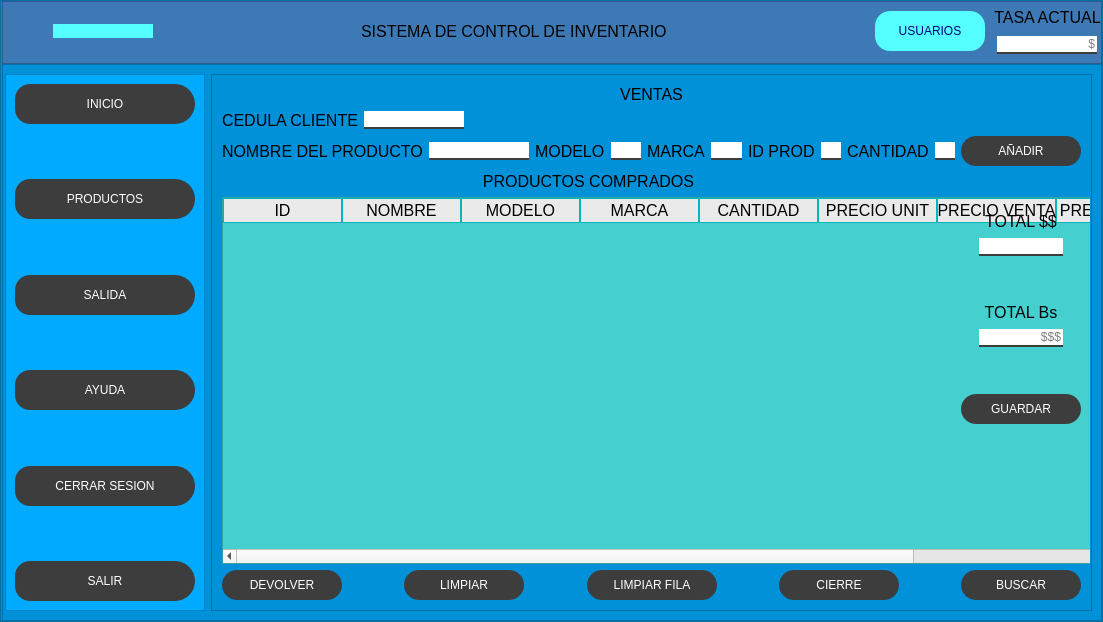
Qt form inventario/qt/invUI.ui (washipash/tesita) before a commit.
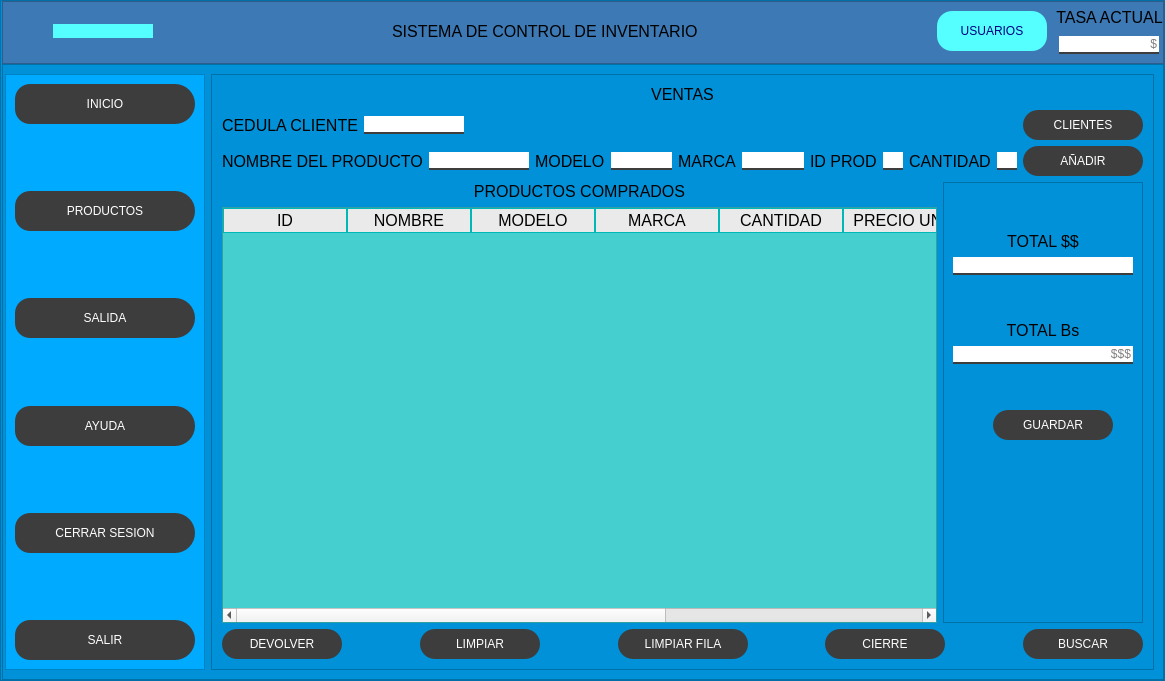
The same form after that commit. The open tabs and pages were chosen to show the change. Icons and pictures are not drawn.

What changed in the file:
```diff
--- a/inventario/qt/invUI.ui
+++ b/inventario/qt/invUI.ui
@@ -6,8 +6,8 @@
    <rect>
     <x>0</x>
     <y>0</y>
-    <width>1103</width>
-    <height>622</height>
+    <width>1165</width>
+    <height>681</height>
    </rect>
   </property>
   <property name="minimumSize">
@@ -301,6 +301,9 @@
             </item>
             <item>
              <widget class="QPushButton" name="user_btn">
+              <property name="enabled">
+               <bool>false</bool>
+              </property>
               <property name="minimumSize">
                <size>
                 <width>110</width>
@@ -1337,7 +1340,7 @@
                 </layout>
                </widget>
                <widget class="QWidget" name="page_ventas">
-                <layout class="QVBoxLayout" name="verticalLayout_6">
+                <layout class="QVBoxLayout" name="verticalLayout_12">
                  <item>
                   <widget class="QLabel" name="label_8">
                    <property name="text">
@@ -1380,6 +1383,19 @@
                      </property>
                     </spacer>
                    </item>
+                   <item>
+                    <widget class="QPushButton" name="clientes_btn">
+                     <property name="minimumSize">
+                      <size>
+                       <width>120</width>
+                       <height>30</height>
+                      </size>
+                     </property>
+                     <property name="text">
+                      <string>CLIENTES</string>
+                     </property>
+                    </widget>
+                   </item>
                   </layout>
                  </item>
                  <item>
@@ -1525,7 +1541,7 @@
                   </layout>
                  </item>
                  <item>
-                  <layout class="QHBoxLayout" name="horizontalLayout_35">
+                  <layout class="QHBoxLayout" name="horizontalLayout_19">
                    <item>
                     <layout class="QVBoxLayout" name="verticalLayout_4">
                      <item>
@@ -1546,18 +1562,6 @@
                          <verstretch>0</verstretch>
                         </sizepolicy>
                        </property>
-                       <property name="minimumSize">
-                        <size>
-                         <width>900</width>
-                         <height>0</height>
-                        </size>
-                       </property>
-                       <property name="maximumSize">
-                        <size>
-                         <width>900</width>
-                         <height>700</height>
-                        </size>
-                       </property>
                        <property name="sizeIncrement">
                         <size>
                          <width>200</width>
@@ -1571,7 +1575,7 @@
                         </size>
                        </property>
                        <attribute name="horizontalHeaderDefaultSectionSize">
-                        <number>119</number>
+                        <number>124</number>
                        </attribute>
                        <attribute name="horizontalHeaderStretchLastSection">
                         <bool>true</bool>
@@ -1664,29 +1668,33 @@
                          </font>
                         </property>
                        </column>
-                       <column>
-                        <property name="text">
-                         <string/>
-                        </property>
-                        <property name="font">
-                         <font>
-                          <weight>50</weight>
-                          <bold>false</bold>
-                         </font>
-                        </property>
-                       </column>
                       </widget>
                      </item>
                     </layout>
                    </item>
                    <item>
-                    <layout class="QHBoxLayout" name="horizontalLayout_34">
-                     <item>
-                      <layout class="QVBoxLayout" name="verticalLayout_27">
-                       <item>
+                    <widget class="QFrame" name="frame_2">
+                     <property name="minimumSize">
+                      <size>
+                       <width>200</width>
+                       <height>0</height>
+                      </size>
+                     </property>
+                     <property name="maximumSize">
+                      <size>
+                       <width>200</width>
+                       <height>16777215</height>
+                      </size>
+                     </property>
+                     <property name="frameShape">
+                      <enum>QFrame::StyledPanel</enum>
+                     </property>
+                     <property name="frameShadow">
+                      <enum>QFrame::Raised</enum>
+                     </property>
                         <layout class="QVBoxLayout" name="verticalLayout_10">
                          <item>
-                          <layout class="QVBoxLayout" name="verticalLayout_7">
+                       <layout class="QVBoxLayout" name="verticalLayout_9">
                            <item>
                             <spacer name="verticalSpacer_19">
                              <property name="orientation">
@@ -1704,6 +1712,8 @@
                             </spacer>
                            </item>
                            <item>
+                         <layout class="QVBoxLayout" name="verticalLayout_6">
+                          <item>
                             <widget class="QLabel" name="label_9">
                              <property name="layoutDirection">
                               <enum>Qt::RightToLeft</enum>
@@ -1717,21 +1727,6 @@
                             </widget>
                            </item>
                            <item>
-                            <layout class="QHBoxLayout" name="horizontalLayout_32">
-                             <item>
-                              <spacer name="horizontalSpacer_17">
-                               <property name="orientation">
-                                <enum>Qt::Horizontal</enum>
-                               </property>
-                               <property name="sizeHint" stdset="0">
-                                <size>
-                                 <width>40</width>
-                                 <height>20</height>
-                                </size>
-                               </property>
-                              </spacer>
-                             </item>
-                             <item>
                               <widget class="QLineEdit" name="total_v_line">
                                <property name="enabled">
                                 <bool>true</bool>
@@ -1741,21 +1736,6 @@
                                </property>
                               </widget>
                              </item>
-                             <item>
-                              <spacer name="horizontalSpacer_16">
-                               <property name="orientation">
-                                <enum>Qt::Horizontal</enum>
-                               </property>
-                               <property name="sizeHint" stdset="0">
-                                <size>
-                                 <width>40</width>
-                                 <height>20</height>
-                                </size>
-                               </property>
-                              </spacer>
-                             </item>
-                            </layout>
-                           </item>
                           </layout>
                          </item>
                          <item>
@@ -1775,7 +1755,7 @@
                           </spacer>
                          </item>
                          <item>
-                          <layout class="QVBoxLayout" name="verticalLayout_9">
+                         <layout class="QVBoxLayout" name="verticalLayout_7">
                            <item>
                             <widget class="QLabel" name="label_13">
                              <property name="layoutDirection">
@@ -1790,21 +1770,6 @@
                             </widget>
                            </item>
                            <item>
-                            <layout class="QHBoxLayout" name="horizontalLayout_33">
-                             <item>
-                              <spacer name="horizontalSpacer_22">
-                               <property name="orientation">
-                                <enum>Qt::Horizontal</enum>
-                               </property>
-                               <property name="sizeHint" stdset="0">
-                                <size>
-                                 <width>40</width>
-                                 <height>20</height>
-                                </size>
-                               </property>
-                              </spacer>
-                             </item>
-                             <item>
                               <widget class="QLineEdit" name="total_bs_line">
                                <property name="enabled">
                                 <bool>true</bool>
@@ -1820,23 +1785,6 @@
                                </property>
                               </widget>
                              </item>
-                             <item>
-                              <spacer name="horizontalSpacer_19">
-                               <property name="orientation">
-                                <enum>Qt::Horizontal</enum>
-                               </property>
-                               <property name="sizeHint" stdset="0">
-                                <size>
-                                 <width>40</width>
-                                 <height>20</height>
-                                </size>
-                               </property>
-                              </spacer>
-                             </item>
-                            </layout>
-                           </item>
-                          </layout>
-                         </item>
                         </layout>
                        </item>
                        <item>
@@ -1856,14 +1804,15 @@
                         </spacer>
                        </item>
                        <item>
-                        <layout class="QVBoxLayout" name="verticalLayout_26">
+                         <layout class="QHBoxLayout" name="horizontalLayout_22">
                          <item>
-                          <layout class="QHBoxLayout" name="horizontalLayout_29">
-                           <item>
-                            <spacer name="horizontalSpacer_15">
+                           <spacer name="verticalSpacer_21">
                              <property name="orientation">
                               <enum>Qt::Horizontal</enum>
                              </property>
+                            <property name="sizeType">
+                             <enum>QSizePolicy::Fixed</enum>
+                            </property>
                              <property name="sizeHint" stdset="0">
                               <size>
                                <width>40</width>
@@ -1892,10 +1841,13 @@
                             </widget>
                            </item>
                            <item>
-                            <spacer name="horizontalSpacer_13">
+                           <spacer name="verticalSpacer_20">
                              <property name="orientation">
                               <enum>Qt::Horizontal</enum>
                              </property>
+                            <property name="sizeType">
+                             <enum>QSizePolicy::Fixed</enum>
+                            </property>
                              <property name="sizeHint" stdset="0">
                               <size>
                                <width>40</width>
@@ -1921,9 +1873,21 @@
                          </item>
                         </layout>
                        </item>
-                      </layout>
-                     </item>
-                    </layout>
+                      <item>
+                       <spacer name="verticalSpacer_8">
+                        <property name="orientation">
+                         <enum>Qt::Vertical</enum>
+                        </property>
+                        <property name="sizeHint" stdset="0">
+                         <size>
+                          <width>20</width>
+                          <height>40</height>
+                         </size>
+                        </property>
+                       </spacer>
+                      </item>
+                     </layout>
+                    </widget>
                    </item>
                   </layout>
                  </item>
```
Left out of the diff: 6 changed lines with no effect on the pictures. Lines whose indentation alone changed are shown as unchanged.
